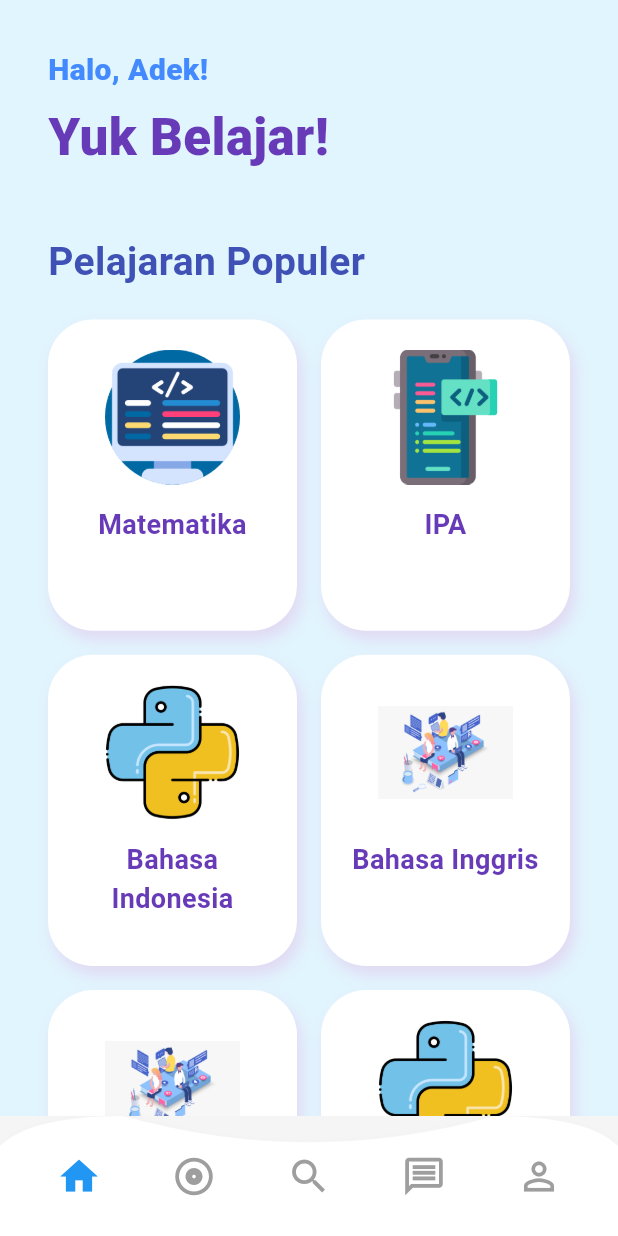
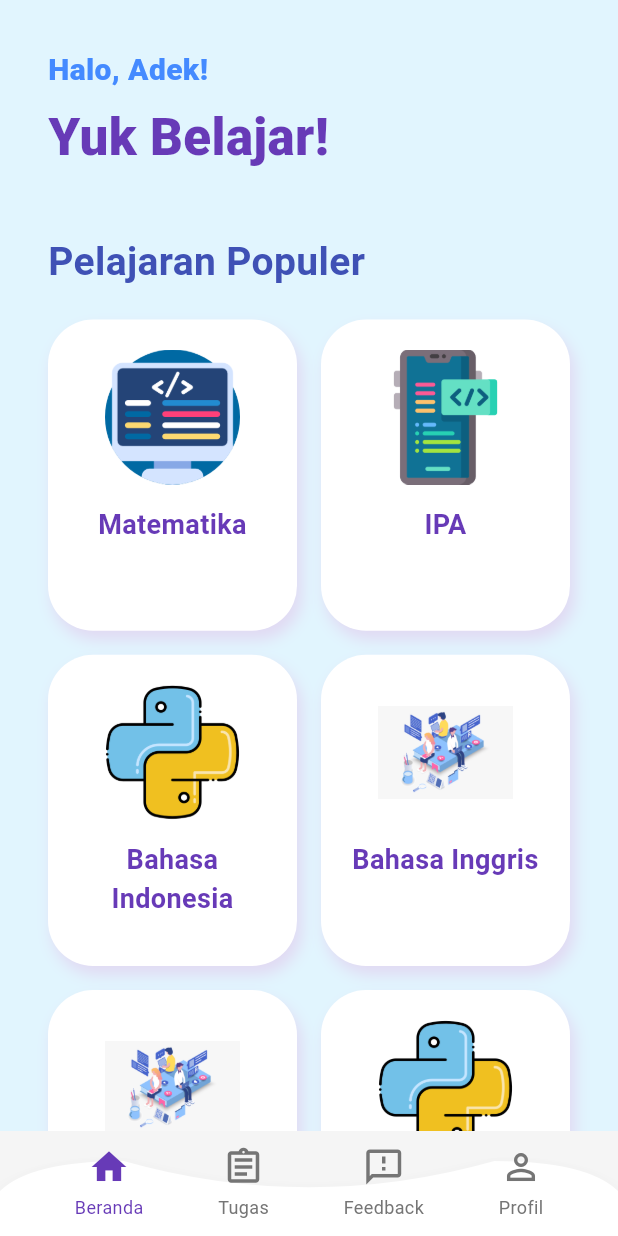
Before and after one commit to IAMHUDA/mobileLearning, a Flutter app: the screen it shows after launch, on a phone screen of 412 x 824 dp. Run offline on Flutter 3.47's test engine with Material 3 defaults, Android fonts, the light colour scheme and no system bars; Roboto replaces fonts that are missing (ComicSansMS).

Commit message:
add bottom bar

```diff
--- a/lib/main.dart
+++ b/lib/main.dart
@@ -1,9 +1,8 @@
-import 'Courses.dart';
+import 'package:flutter/material.dart';
 import 'HomeScreen.dart';
+import 'CourseMaterial.dart'; // alias QuizMaterial
 import 'Messages.dart';
 import 'Profile.dart';
-import 'Search.dart';
-import 'package:flutter/material.dart';
 
 void main() {
   runApp(const MyApp());
@@ -20,25 +19,24 @@ class MyApp extends StatelessWidget {
         primarySwatch: Colors.blue,
         fontFamily: 'ComicSansMS',
       ),
-      home: const MyHomePage(),
+      home: const MainNavigationWrapper(),
     );
   }
 }
 
-class MyHomePage extends StatefulWidget {
-  const MyHomePage({Key? key}) : super(key: key);
+class MainNavigationWrapper extends StatefulWidget {
+  const MainNavigationWrapper({Key? key}) : super(key: key);
 
   @override
-  State<MyHomePage> createState() => _MyHomePageState();
+  State<MainNavigationWrapper> createState() => _MainNavigationWrapperState();
 }
 
-class _MyHomePageState extends State<MyHomePage> {
+class _MainNavigationWrapperState extends State<MainNavigationWrapper> {
   int selectedIndex = 0;
 
   final List<Widget> pages = [
     const HomeScreen(),
-    const Courses(),
-    const Search(),
+    QuizMaterial(), // pastikan ini didefinisikan di CourseMaterial.dart
     const Messages(),
     const Profile(),
   ];
@@ -54,49 +52,63 @@ class _MyHomePageState extends State<MyHomePage> {
         children: pages,
       ),
       bottomNavigationBar: SizedBox(
-        height: 80,
+        height: 70,
         width: size.width,
+        child: Padding(
+          padding: const EdgeInsets.only(top: 20),
           child: Stack(
             children: [
               CustomPaint(
-              size: Size(size.width, 80),
+                size: Size(size.width, 70),
                 painter: BNBCustomerPainter(),
               ),
-            SizedBox(
-              width: size.width,
-              height: 80,
+              Center(
+                heightFactor: 0.6,
                 child: Row(
                   mainAxisAlignment: MainAxisAlignment.spaceEvenly,
                   children: [
-                  buildNavItem(Icons.home_outlined, Icons.home, 0),
-                  buildNavItem(Icons.album_outlined, Icons.album, 1),
-                  buildNavItem(Icons.search_outlined, Icons.search, 2),
-                  buildNavItem(Icons.message_outlined, Icons.message, 3),
-                  buildNavItem(Icons.person_outline, Icons.person, 4),
+                    buildNavItem(Icons.home_outlined, Icons.home, 0, 'Beranda'),
+                    buildNavItem(Icons.assignment_outlined, Icons.assignment, 1, 'Tugas'),
+                    buildNavItem(Icons.feedback_outlined, Icons.feedback, 2, 'Feedback'),
+                    buildNavItem(Icons.person_outline, Icons.person, 3, 'Profil'),
                   ],
                 ),
               ),
             ],
           ),
         ),
+      ),
     );
   }
 
-  Widget buildNavItem(IconData icon, IconData activeIcon, int index) {
+  Widget buildNavItem(IconData icon, IconData activeIcon, int index, String label) {
     bool isSelected = selectedIndex == index;
-    Color activeColor = Colors.blue;
-    Color inactiveColor = Colors.grey;
+    Color activeColor = Colors.deepPurple;
+    Color inactiveColor = Colors.grey.shade600;
 
-    return IconButton(
-      onPressed: () {
+    return GestureDetector(
+      onTap: () {
         setState(() {
           selectedIndex = index;
         });
       },
-      icon: Icon(
+      child: Column(
+        mainAxisSize: MainAxisSize.min,
+        children: [
+          Icon(
             isSelected ? activeIcon : icon,
             color: isSelected ? activeColor : inactiveColor,
-        size: 30,
+            size: 28,
+          ),
+          const SizedBox(height: 4),
+          Text(
+            label,
+            style: TextStyle(
+              color: isSelected ? activeColor : inactiveColor,
+              fontSize: 12,
+            ),
+          )
+        ],
       ),
     );
   }
```
Lines whose indentation alone changed are shown as unchanged.
